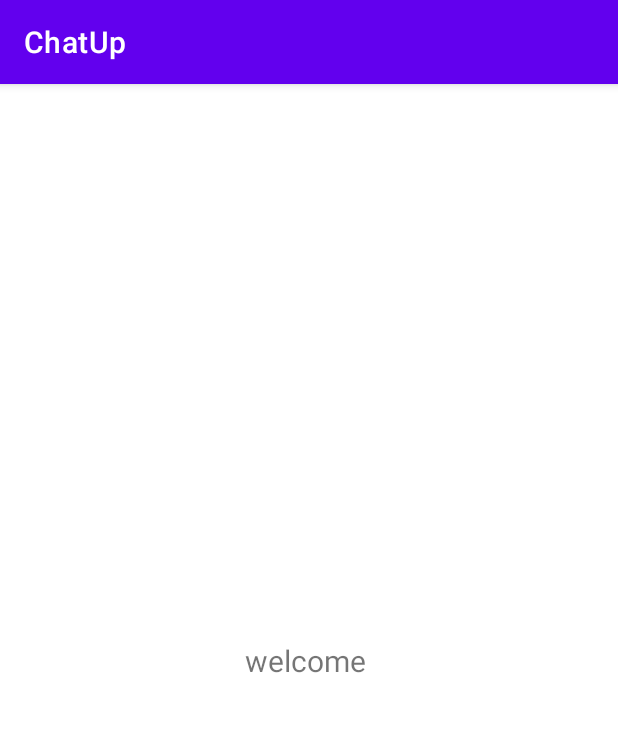
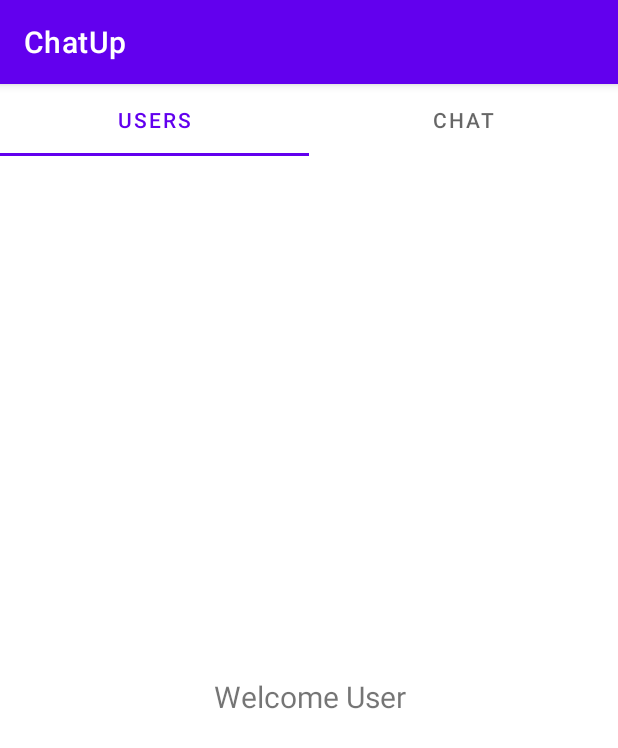
Before and after one commit to Josipcukovic/ChatUp, an Android app: the AuthActivity screen opened directly, with no data from a screen before it, on a phone screen of 412 x 824 dp. Shown: the top 748 px of the screen. Run offline under Robolectric (Android 15) with nearby library versions, the light colour scheme and no system bars; our stand-ins replace Firebase (no records; nobody signed in at launch, a user with empty details on screens opened directly).

Commit message:
Added fragments

```diff
--- a/app/src/main/java/josip/cukovic/chatup/activities/AuthActivity.kt
+++ b/app/src/main/java/josip/cukovic/chatup/activities/AuthActivity.kt
@@ -2,20 +2,51 @@ package josip.cukovic.chatup.activities
 
 import androidx.appcompat.app.AppCompatActivity
 import android.os.Bundle
+import android.widget.TextView
+import android.widget.Toast
+import androidx.recyclerview.widget.RecyclerView
+import androidx.viewpager.widget.ViewPager
+import com.google.android.material.tabs.TabLayout
 import com.google.firebase.auth.FirebaseAuth
 import josip.cukovic.chatup.R
+import josip.cukovic.chatup.adapters.FragmentAdapter
 import josip.cukovic.chatup.databinding.ActivityAuthBinding
 
 class AuthActivity : AppCompatActivity() {
     private lateinit var authBinding: ActivityAuthBinding
     private lateinit var authFirebase : FirebaseAuth
+    private lateinit var viewPager: ViewPager
+
     override fun onCreate(savedInstanceState: Bundle?) {
         super.onCreate(savedInstanceState)
         authBinding = ActivityAuthBinding.inflate(layoutInflater)
         setContentView(authBinding.root)
         authFirebase = FirebaseAuth.getInstance()
-        val welcome = "welcome" + " " + authFirebase.currentUser!!.email
-        authBinding.tvWelcome.text = welcome
+        setupUi()
+    }
 
+    private fun setupUi() {
+        viewPager = authBinding.viewPager
+
+        viewPager.adapter = FragmentAdapter(supportFragmentManager)
+        authBinding.tabLayout.setupWithViewPager(viewPager)
+
+        viewPager.addOnPageChangeListener(object: ViewPager.OnPageChangeListener{
+            override fun onPageScrolled(position: Int, positionOffset: Float, positionOffsetPixels: Int) {
+
+            }
+
+            override fun onPageSelected(position: Int) {
+                if(position == 0){
+                    val welcome = "welcome" + " " + authFirebase.currentUser!!.displayName
+                     findViewById<TextView>(R.id.tvWelcome).text = welcome
+                }
+            }
+
+            override fun onPageScrollStateChanged(state: Int) {
+
+            }
+
+        })
     }
 }
--- a/app/src/main/java/josip/cukovic/chatup/activities/RegisterActivity.kt
+++ b/app/src/main/java/josip/cukovic/chatup/activities/RegisterActivity.kt
@@ -29,6 +29,7 @@ class RegisterActivity : AppCompatActivity() {
                 Toast.makeText(this, "Please fill in all the fields", Toast.LENGTH_SHORT).show()
             }else{
                 val userName = name + " " + surname
+                Toast.makeText(this, "Your profile is being created", Toast.LENGTH_LONG).show()
                 Firebase.createUser(email, password, userName, applicationContext)
             }
         }
--- /dev/null
+++ b/app/src/main/java/josip/cukovic/chatup/adapters/FragmentAdapter.kt
@@ -0,0 +1,28 @@
+package josip.cukovic.chatup.adapters
+
+import androidx.fragment.app.Fragment
+import androidx.fragment.app.FragmentManager
+import androidx.fragment.app.FragmentPagerAdapter
+import josip.cukovic.chatup.fragments.FragmentChat
+import josip.cukovic.chatup.fragments.FragmentUsers
+
+class FragmentAdapter(fragmentManager: FragmentManager) : FragmentPagerAdapter(fragmentManager) {
+
+    val fragments = arrayOf(
+            FragmentUsers.newInstance(),
+            FragmentChat.newInstance()
+    )
+    val titles = arrayOf("Users", "Chat")
+
+    override fun getCount(): Int {
+       return fragments.size
+    }
+
+    override fun getItem(position: Int): Fragment {
+        return fragments[position]
+    }
+
+    override fun getPageTitle(position: Int): CharSequence? {
+        return titles[position]
+    }
+}
--- /dev/null
+++ b/app/src/main/java/josip/cukovic/chatup/fragments/FragmentChat.kt
@@ -0,0 +1,22 @@
+package josip.cukovic.chatup.fragments
+
+import android.os.Bundle
+import android.view.LayoutInflater
+import android.view.View
+import android.view.ViewGroup
+import androidx.fragment.app.Fragment
+import josip.cukovic.chatup.R
+
+class FragmentChat: Fragment() {
+
+    companion object {
+        fun newInstance(): FragmentChat{
+            return FragmentChat()
+        }
+    }
+
+    override fun onCreateView(inflater: LayoutInflater, container: ViewGroup?, savedInstanceState:
+    Bundle?): View? {
+        return inflater.inflate(R.layout.fragment_chat, container, false);
+    }
+}
--- /dev/null
+++ b/app/src/main/java/josip/cukovic/chatup/fragments/FragmentUsers.kt
@@ -0,0 +1,24 @@
+package josip.cukovic.chatup.fragments
+
+import android.os.Bundle
+import android.view.LayoutInflater
+import android.view.View
+import android.view.ViewGroup
+import androidx.fragment.app.Fragment
+import josip.cukovic.chatup.R
+
+class FragmentUsers: Fragment() {
+
+    companion object {
+        fun newInstance(): FragmentUsers{
+            return FragmentUsers()
+        }
+    }
+
+    override fun onCreateView(inflater: LayoutInflater, container: ViewGroup?, savedInstanceState:
+    Bundle?): View? {
+        return inflater.inflate(R.layout.fragment_users, container, false);
+    }
+
+
+}
--- a/app/src/main/java/josip/cukovic/chatup/persistence/Firebase.kt
+++ b/app/src/main/java/josip/cukovic/chatup/persistence/Firebase.kt
@@ -7,37 +7,43 @@ import androidx.core.content.ContextCompat.startActivity
 import com.google.android.gms.tasks.Task
 import com.google.firebase.auth.AuthResult
 import com.google.firebase.auth.FirebaseAuth
+import com.google.firebase.auth.UserProfileChangeRequest
 import com.google.firebase.database.FirebaseDatabase
 import josip.cukovic.chatup.activities.AuthActivity
-import josip.cukovic.chatup.activities.RegisterActivity
 import josip.cukovic.chatup.model.User
+
 
 object Firebase {
     private var authFirebase = FirebaseAuth.getInstance()
     private var db = FirebaseDatabase.getInstance()
     private val usersDbRef = db.getReference("Users")
 
-  fun createUser(email : String,password : String,userName: String,context: Context){
+  fun createUser(email: String, password: String, userName: String, context: Context){
 
-      authFirebase.createUserWithEmailAndPassword(email,password)
-              .addOnCompleteListener{
-                  task: Task<AuthResult> ->
+      authFirebase.createUserWithEmailAndPassword(email, password)
+              .addOnCompleteListener{ task: Task<AuthResult> ->
                   if(task.isSuccessful){
-                     addUserToDatabase(email,password,userName,context)
+                     addUserToDatabase(email, password, userName, context)
                   }else{
                       Toast.makeText(context, "imamo Problem", Toast.LENGTH_SHORT).show()
                   }
               }
   }
-    private fun addUserToDatabase(email : String,password : String,userName: String,context: Context){
+    private fun addUserToDatabase(email: String, password: String, userName: String, context: Context){
 
         val currentUser = authFirebase.currentUser
         val currentUserId = currentUser!!.uid
         val userNode = usersDbRef.child(currentUserId)
-        val user = User(userName,email,password)
-
-        userNode.setValue(user).addOnCompleteListener{
+        val user = User(userName, email, password)
+///update user displayName
+        val profileUpdates = UserProfileChangeRequest.Builder()
+                .setDisplayName(userName).build()
+///ako je uspjesno dodaj ga u bazu i pusti u app
+        currentUser.updateProfile(profileUpdates)
+                .addOnCompleteListener{
                     task: Task<Void> ->
+                    if(task.isSuccessful){
+                        userNode.setValue(user).addOnCompleteListener{ task: Task<Void> ->
 
                             if(task.isSuccessful){
                                 Toast.makeText(context, "hurraaaj", Toast.LENGTH_SHORT).show()
@@ -45,23 +51,25 @@ object Firebase {
                                 val intent = Intent(context, AuthActivity::class.java)
                                 ///zatvori sve prijasnje activity-e
                                 intent.addFlags(Intent.FLAG_ACTIVITY_CLEAR_TASK or Intent.FLAG_ACTIVITY_NEW_TASK)
-                startActivity(context,intent,null)
+                                startActivity(context, intent, null)
 
                             }else{
                                 Toast.makeText(context, "nije u bazi", Toast.LENGTH_SHORT).show()
                             }
                         }
-
+                    }else{
+                        Toast.makeText(context, "nemas srece", Toast.LENGTH_SHORT).show()
+                    }
+                }
     }
 
-    fun loginUser(email : String,password : String,context: Context){
-        authFirebase.signInWithEmailAndPassword(email,password)
-            .addOnCompleteListener{
-                    task: Task<AuthResult> ->
+    fun loginUser(email: String, password: String, context: Context){
+        authFirebase.signInWithEmailAndPassword(email, password)
+            .addOnCompleteListener{ task: Task<AuthResult> ->
                 if (task.isSuccessful){
-                    val intent = Intent(context,AuthActivity::class.java)
+                    val intent = Intent(context, AuthActivity::class.java)
                     intent.addFlags(Intent.FLAG_ACTIVITY_CLEAR_TASK or Intent.FLAG_ACTIVITY_NEW_TASK)
-                    startActivity(context,intent,null)
+                    startActivity(context, intent, null)
 
                 }else{
                     Toast.makeText(context, task.exception.toString(), Toast.LENGTH_LONG).show()
--- a/app/src/main/res/layout/activity_auth.xml
+++ b/app/src/main/res/layout/activity_auth.xml
@@ -6,16 +6,18 @@
     android:layout_height="match_parent"
     tools:context=".activities.AuthActivity">
 
-    <TextView
-        android:id="@+id/tvWelcome"
-        android:layout_width="0dp"
+    <com.google.android.material.tabs.TabLayout
+        android:id="@+id/tabLayout"
+        android:layout_width="match_parent"
         android:layout_height="wrap_content"
         app:layout_constraintTop_toTopOf="parent"
-        app:layout_constraintBottom_toBottomOf="parent"
         app:layout_constraintLeft_toLeftOf="parent"
-        app:layout_constraintRight_toRightOf="parent"
-        android:text="Welcome user"
-        android:textAlignment="center"
-        android:textSize="20sp"/>
+        app:layout_constraintRight_toRightOf="parent"/>
+    <androidx.viewpager.widget.ViewPager
+        android:id="@+id/viewPager"
+        app:layout_constraintTop_toBottomOf="@id/tabLayout"
+        android:layout_width="match_parent"
+        android:layout_height="0dp"
+        app:layout_constraintBottom_toBottomOf="parent"/>
 
 </androidx.constraintlayout.widget.ConstraintLayout>
--- /dev/null
+++ b/app/src/main/res/layout/fragment_chat.xml
@@ -0,0 +1,17 @@
+<?xml version="1.0" encoding="utf-8"?>
+<androidx.constraintlayout.widget.ConstraintLayout xmlns:android="http://schemas.android.com/apk/res/android"
+    android:layout_width="match_parent"
+    android:layout_height="match_parent"
+    xmlns:app="http://schemas.android.com/apk/res-auto">
+
+    <TextView
+        android:layout_width="0dp"
+        android:layout_height="wrap_content"
+        android:text="chat"
+        app:layout_constraintTop_toTopOf="parent"
+        app:layout_constraintLeft_toLeftOf="parent"
+        app:layout_constraintRight_toRightOf="parent"
+        app:layout_constraintBottom_toBottomOf="parent"
+        android:textAlignment="center"
+        android:textSize="20sp"/>
+</androidx.constraintlayout.widget.ConstraintLayout>
--- /dev/null
+++ b/app/src/main/res/layout/fragment_users.xml
@@ -0,0 +1,20 @@
+<?xml version="1.0" encoding="utf-8"?>
+<androidx.constraintlayout.widget.ConstraintLayout xmlns:android="http://schemas.android.com/apk/res/android"
+    android:layout_width="match_parent"
+    android:layout_height="match_parent"
+    xmlns:app="http://schemas.android.com/apk/res-auto">
+
+
+    <TextView
+        android:id="@+id/tvWelcome"
+        android:layout_width="0dp"
+        android:layout_height="wrap_content"
+        android:text="Welcome User"
+        app:layout_constraintTop_toTopOf="parent"
+        app:layout_constraintLeft_toLeftOf="parent"
+        app:layout_constraintRight_toRightOf="parent"
+        app:layout_constraintBottom_toBottomOf="parent"
+        android:textAlignment="center"
+        android:textSize="20sp"/>
+
+</androidx.constraintlayout.widget.ConstraintLayout>
```
Lines whose indentation alone changed are shown as unchanged.
